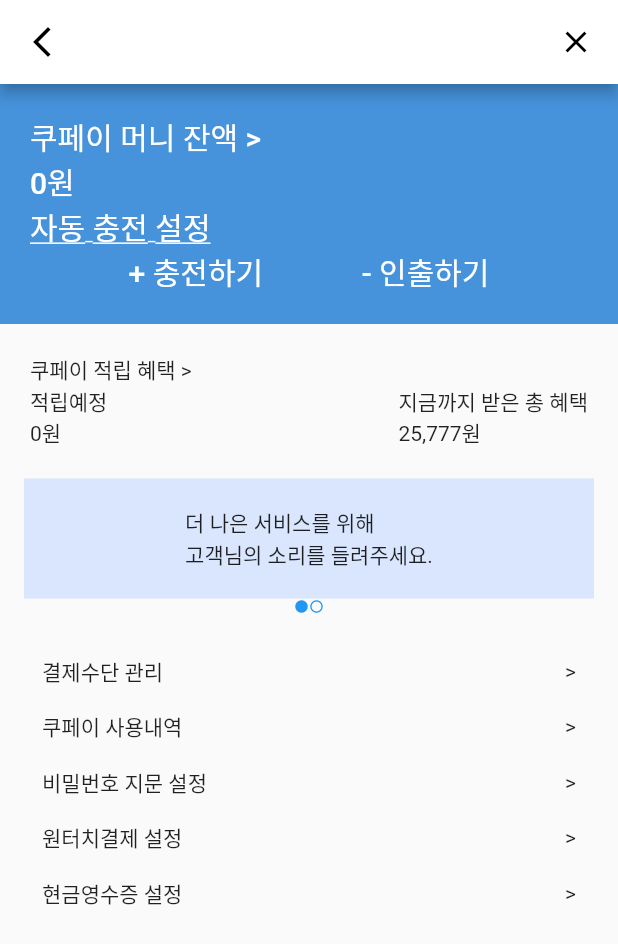
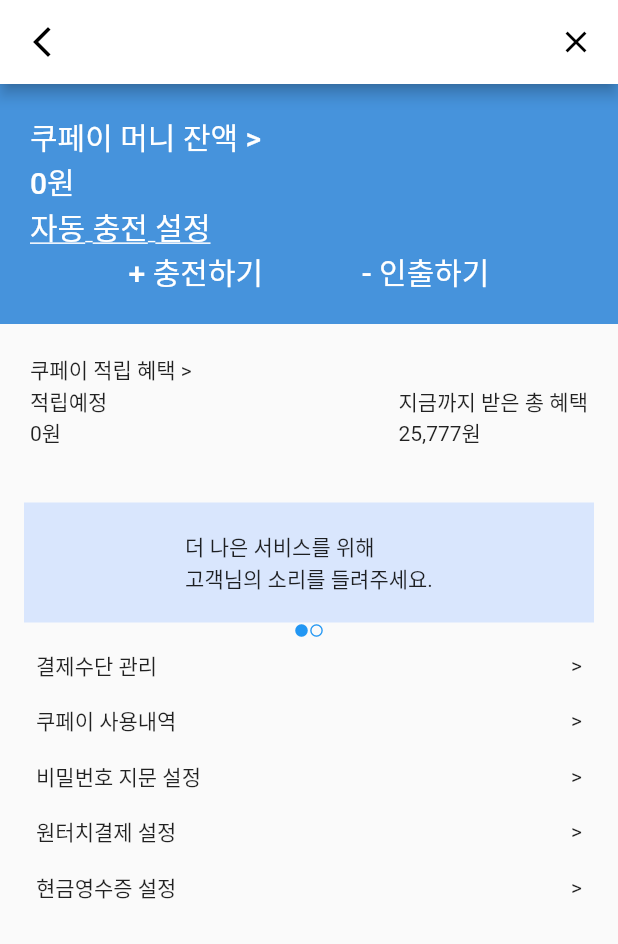
Before and after one commit to KangSooM/COUPAY_PRACTICE, a Flutter app: the screen it shows after launch, on a phone screen of 412 x 824 dp. Shown: the top 944 px of the screen. Run offline on Flutter 3.47's test engine with Material 2 defaults, Android fonts, the phone set to English and light mode, and no system bars; statements that could not run were skipped.

Commit message:
#2-3 Widget

```diff
--- a/lib/page/home.dart
+++ b/lib/page/home.dart
@@ -79,6 +79,10 @@
               ],
             ),
           ),
+          Padding(
+            padding: const EdgeInsets.all(16.0),
+            child: Column(
+              children: [
                 Container(
                     color: const Color(0xffd9e6fd),
                     width: 380,
@@ -87,7 +91,9 @@
                       child: Text('더 나은 서비스를 위해\n'
                           '고객님의 소리를 들려주세요.'),
                     )),
-          Row(mainAxisAlignment: MainAxisAlignment.center, children: const [
+                Row(
+                    mainAxisAlignment: MainAxisAlignment.center,
+                    children: const [
                       Icon(
                         Icons.circle,
                         size: 10,
@@ -99,9 +105,7 @@
                         color: Colors.blue,
                       ),
                     ]),
-          Padding(
-            padding: const EdgeInsets.all(20.0),
-            child: Column(
+                Column(
                   children: [
                     ListItem(title: "결제수단 관리", onTap: () {}),
                     ListItem(title: "쿠페이 사용내역", onTap: () {}),
@@ -113,6 +117,8 @@
                         }),
                     ListItem(title: "현금영수증 설정", onTap: () {}),
                   ],
+                )
+              ],
             ),
           )
         ],
```
Also changed, not shown: lib/page/onetouch.dart (+5 -3 lines). Lines whose indentation alone changed are shown as unchanged.
